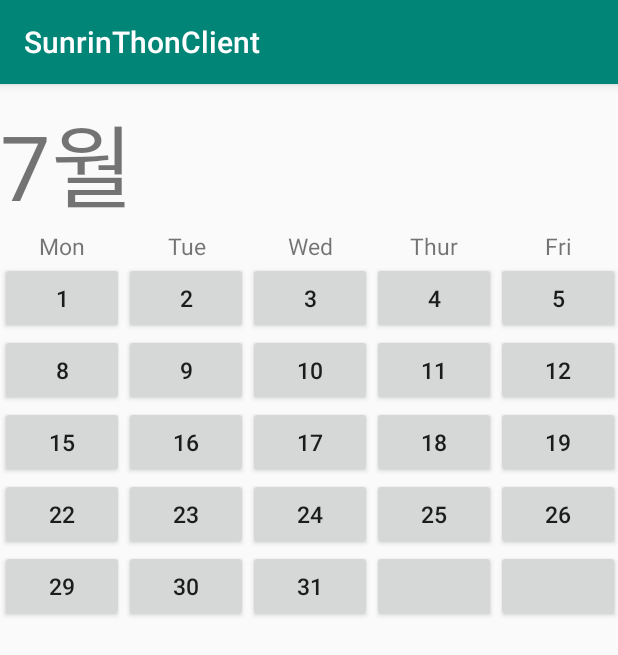
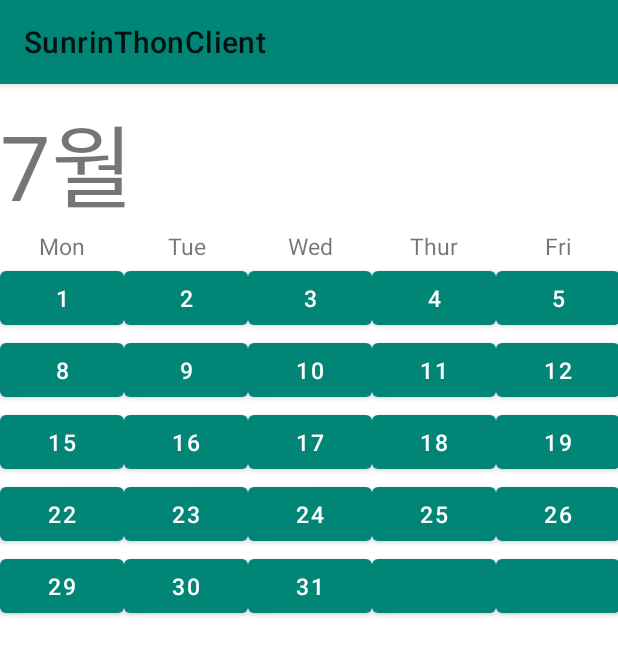
Before and after one commit to dounobts/SunrinThonClient, an Android app: the screen it shows after launch (MainActivity), after a tap on "미래로1", on a phone screen of 412 x 824 dp. Shown: the top 655 px of the screen. Run offline under Robolectric (Android 15) with nearby library versions, the phone set to English and light mode, and no system bars.

Commit message:
revise androidX

```diff
--- a/app/build.gradle
+++ b/app/build.gradle
@@ -21,14 +21,16 @@ android {
 dependencies {
     implementation fileTree(dir: 'libs', include: ['*.jar'])
     implementation 'com.android.support:appcompat-v7:28.0.0'
-    implementation 'com.android.support.constraint:constraint-layout:1.1.3'
+    implementation "androidx.constraintlayout:constraintlayout:1.1.3"
     implementation 'com.android.support:support-v4:28.0.0'
 
     implementation 'com.squareup.retrofit2:retrofit:2.5.0'
     implementation 'com.google.code.gson:gson:2.8.2'
     implementation 'com.squareup.retrofit2:converter-gson:2.1.0'
     implementation 'com.squareup.okhttp3:logging-interceptor:3.9.1'
+    implementation 'com.google.android.material:material:1.1.0-alpha06'
     testImplementation 'junit:junit:4.12'
     androidTestImplementation 'com.android.support.test:runner:1.0.2'
     androidTestImplementation 'com.android.support.test.espresso:espresso-core:3.0.2'
+    implementation 'org.jetbrains:annotations-java5:15.0'
 }
--- a/app/src/main/AndroidManifest.xml
+++ b/app/src/main/AndroidManifest.xml
@@ -10,6 +10,7 @@
         android:roundIcon="@mipmap/ic_launcher_round"
         android:supportsRtl="true"
         android:usesCleartextTraffic="true"
+
         android:theme="@style/AppTheme">
         <activity android:name=".Activities.LoginActivity">
         </activity>
--- a/app/src/main/java/com/example/sunrinthonclient/Activities/LoginActivity.java
+++ b/app/src/main/java/com/example/sunrinthonclient/Activities/LoginActivity.java
@@ -1,9 +1,10 @@
 package com.example.sunrinthonclient.Activities;
 
-import android.support.v7.app.AppCompatActivity;
 import android.os.Bundle;
 
 import com.example.sunrinthonclient.R;
+
+import androidx.appcompat.app.AppCompatActivity;
 
 public class LoginActivity extends AppCompatActivity {
 
--- a/app/src/main/java/com/example/sunrinthonclient/Fragments/CertificationFragment.java
+++ b/app/src/main/java/com/example/sunrinthonclient/Fragments/CertificationFragment.java
@@ -1,12 +1,13 @@
 package com.example.sunrinthonclient.Fragments;
 
 import android.os.Bundle;
-import android.support.v4.app.Fragment;
 import android.view.LayoutInflater;
 import android.view.View;
 import android.view.ViewGroup;
 
 import com.example.sunrinthonclient.R;
+
+import androidx.fragment.app.Fragment;
 
 public class CertificationFragment extends Fragment {
     View view;
--- a/app/src/main/java/com/example/sunrinthonclient/Fragments/LoginFragment.java
+++ b/app/src/main/java/com/example/sunrinthonclient/Fragments/LoginFragment.java
@@ -1,12 +1,13 @@
 package com.example.sunrinthonclient.Fragments;
 
 import android.os.Bundle;
-import android.support.v4.app.Fragment;
 import android.view.LayoutInflater;
 import android.view.View;
 import android.view.ViewGroup;
 
 import com.example.sunrinthonclient.R;
+
+import androidx.fragment.app.Fragment;
 
 public class LoginFragment extends Fragment {
     View view;
--- a/app/src/main/java/com/example/sunrinthonclient/Fragments/RegisterFragment.java
+++ b/app/src/main/java/com/example/sunrinthonclient/Fragments/RegisterFragment.java
@@ -1,14 +1,13 @@
 package com.example.sunrinthonclient.Fragments;
 
-import android.content.Context;
-import android.net.Uri;
 import android.os.Bundle;
-import android.support.v4.app.Fragment;
 import android.view.LayoutInflater;
 import android.view.View;
 import android.view.ViewGroup;
 
 import com.example.sunrinthonclient.R;
+
+import androidx.fragment.app.Fragment;
 
 public class RegisterFragment extends Fragment {
     View view;
--- a/app/src/main/java/com/example/sunrinthonclient/Fragments/SelectPlaceFragment.java
+++ b/app/src/main/java/com/example/sunrinthonclient/Fragments/SelectPlaceFragment.java
@@ -1,10 +1,6 @@
 package com.example.sunrinthonclient.Fragments;
 
-import android.content.Context;
-import android.net.Uri;
 import android.os.Bundle;
-import android.support.v4.app.Fragment;
-import android.util.Log;
 import android.view.LayoutInflater;
 import android.view.View;
 import android.view.ViewGroup;
@@ -12,6 +8,8 @@ import android.widget.Button;
 
 import com.example.sunrinthonclient.Activities.MainActivity;
 import com.example.sunrinthonclient.R;
+
+import androidx.fragment.app.Fragment;
 
 public class SelectPlaceFragment extends Fragment implements View.OnClickListener {
     MainActivity activity;
--- a/app/src/main/java/com/example/sunrinthonclient/Retrofit/API.java
+++ b/app/src/main/java/com/example/sunrinthonclient/Retrofit/API.java
@@ -1,9 +1,8 @@
 package com.example.sunrinthonclient.Retrofit;
-
-import android.support.annotation.NonNull;
 
 import org.jetbrains.annotations.NotNull;
 
+import androidx.annotation.NonNull;
 import okhttp3.ResponseBody;
 import retrofit2.Call;
 import retrofit2.http.Field;
--- a/app/src/main/res/layout/activity_main.xml
+++ b/app/src/main/res/layout/activity_main.xml
@@ -1,5 +1,5 @@
 <?xml version="1.0" encoding="utf-8"?>
-<android.support.constraint.ConstraintLayout xmlns:android="http://schemas.android.com/apk/res/android"
+<androidx.constraintlayout.widget.ConstraintLayout xmlns:android="http://schemas.android.com/apk/res/android"
     xmlns:app="http://schemas.android.com/apk/res-auto"
     xmlns:tools="http://schemas.android.com/tools"
     android:layout_width="match_parent"
@@ -9,4 +9,4 @@
         android:layout_width="match_parent"
         android:layout_height="match_parent"
         layout="@layout/content_layout"/>
-</android.support.constraint.ConstraintLayout>
+</androidx.constraintlayout.widget.ConstraintLayout>
--- a/app/src/main/res/layout/content_layout.xml
+++ b/app/src/main/res/layout/content_layout.xml
@@ -1,5 +1,5 @@
 <?xml version="1.0" encoding="utf-8"?>
-<android.support.constraint.ConstraintLayout
+<androidx.constraintlayout.widget.ConstraintLayout
     xmlns:android="http://schemas.android.com/apk/res/android" android:layout_width="match_parent"
     android:layout_height="match_parent">
     <FrameLayout
@@ -7,4 +7,4 @@
         android:layout_height="match_parent"
         android:id="@+id/container">
     </FrameLayout>
-</android.support.constraint.ConstraintLayout>
+</androidx.constraintlayout.widget.ConstraintLayout>
--- a/app/src/main/res/layout/fragment_certification.xml
+++ b/app/src/main/res/layout/fragment_certification.xml
@@ -1,5 +1,5 @@
 <?xml version="1.0" encoding="utf-8"?>
-<android.support.constraint.ConstraintLayout xmlns:android="http://schemas.android.com/apk/res/android"
+<androidx.constraintlayout.widget.ConstraintLayout xmlns:android="http://schemas.android.com/apk/res/android"
     xmlns:app="http://schemas.android.com/apk/res-auto"
     xmlns:tools="http://schemas.android.com/tools"
     android:layout_width="match_parent"
@@ -78,4 +78,4 @@
         android:orientation="horizontal"
         app:layout_constraintGuide_begin="365dp" />
 
-</android.support.constraint.ConstraintLayout>
+</androidx.constraintlayout.widget.ConstraintLayout>
--- a/app/src/main/res/layout/fragment_login.xml
+++ b/app/src/main/res/layout/fragment_login.xml
@@ -1,5 +1,5 @@
 <?xml version="1.0" encoding="utf-8"?>
-<android.support.constraint.ConstraintLayout xmlns:android="http://schemas.android.com/apk/res/android"
+<androidx.constraintlayout.widget.ConstraintLayout xmlns:android="http://schemas.android.com/apk/res/android"
     xmlns:app="http://schemas.android.com/apk/res-auto"
     xmlns:tools="http://schemas.android.com/tools"
     android:layout_width="match_parent"
@@ -63,4 +63,4 @@
         android:orientation="horizontal"
         app:layout_constraintGuide_begin="365dp" />
 
-</android.support.constraint.ConstraintLayout>
+</androidx.constraintlayout.widget.ConstraintLayout>
--- a/app/src/main/res/layout/fragment_register.xml
+++ b/app/src/main/res/layout/fragment_register.xml
@@ -1,5 +1,5 @@
 <?xml version="1.0" encoding="utf-8"?>
-<android.support.constraint.ConstraintLayout xmlns:android="http://schemas.android.com/apk/res/android"
+<androidx.constraintlayout.widget.ConstraintLayout xmlns:android="http://schemas.android.com/apk/res/android"
     xmlns:app="http://schemas.android.com/apk/res-auto"
     xmlns:tools="http://schemas.android.com/tools"
     android:layout_width="match_parent"
@@ -78,4 +78,4 @@
         android:orientation="horizontal"
         app:layout_constraintGuide_begin="365dp" />
 
-</android.support.constraint.ConstraintLayout>
+</androidx.constraintlayout.widget.ConstraintLayout>
--- a/app/src/main/res/layout/fragment_select_date.xml
+++ b/app/src/main/res/layout/fragment_select_date.xml
@@ -5,7 +5,7 @@
     android:layout_height="match_parent"
     tools:context=".Fragments.SelectDateFragment">
 
-    <android.support.v4.view.ViewPager
+    <androidx.viewpager.widget.ViewPager
         android:layout_width="match_parent"
         android:layout_height="match_parent"
         android:id="@+id/calandar_viewPager"/>
--- a/app/src/main/res/values/styles.xml
+++ b/app/src/main/res/values/styles.xml
@@ -1,11 +1,10 @@
 <resources>
 
     <!-- Base application theme. -->
-    <style name="AppTheme" parent="Theme.AppCompat.Light.DarkActionBar">
+    <style name="AppTheme" parent="Theme.MaterialComponents.DayNight">
         <!-- Customize your theme here. -->
         <item name="colorPrimary">@color/colorPrimary</item>
         <item name="colorPrimaryDark">@color/colorPrimaryDark</item>
         <item name="colorAccent">@color/colorAccent</item>
     </style>
-
 </resources>
--- a/gradle.properties
+++ b/gradle.properties
@@ -11,3 +11,5 @@ org.gradle.jvmargs=-Xmx1536m
 # This option should only be used with decoupled projects. More details, visit
 # http://www.gradle.org/docs/current/userguide/multi_project_builds.html#sec:decoupled_projects
 # org.gradle.parallel=true
+android.enableJetifier=true
+android.useAndroidX=true
```
Also changed, not shown: app/src/main/java/com/example/sunrinthonclient/Activities/MainActivity.java (+2 -6 lines), app/src/main/java/com/example/sunrinthonclient/CalendarPagerAdapter.java (+3 -7 lines), app/src/main/java/com/example/sunrinthonclient/Fragments/SelectDateFragment.java (+3 -7 lines), 1 other file.
